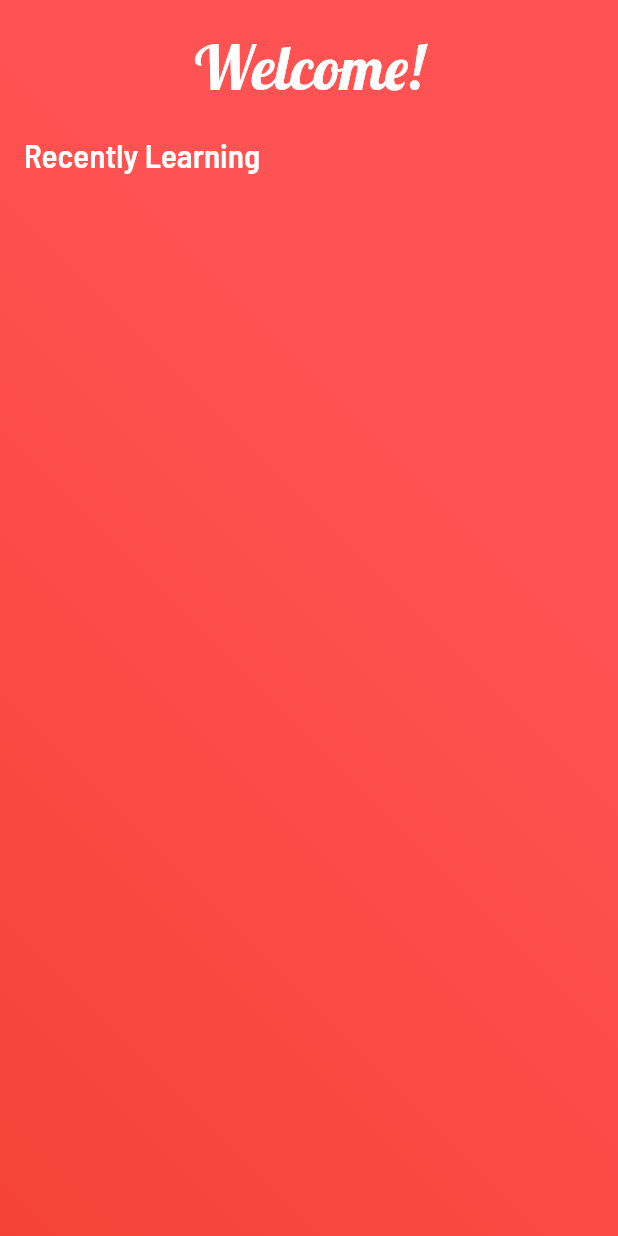
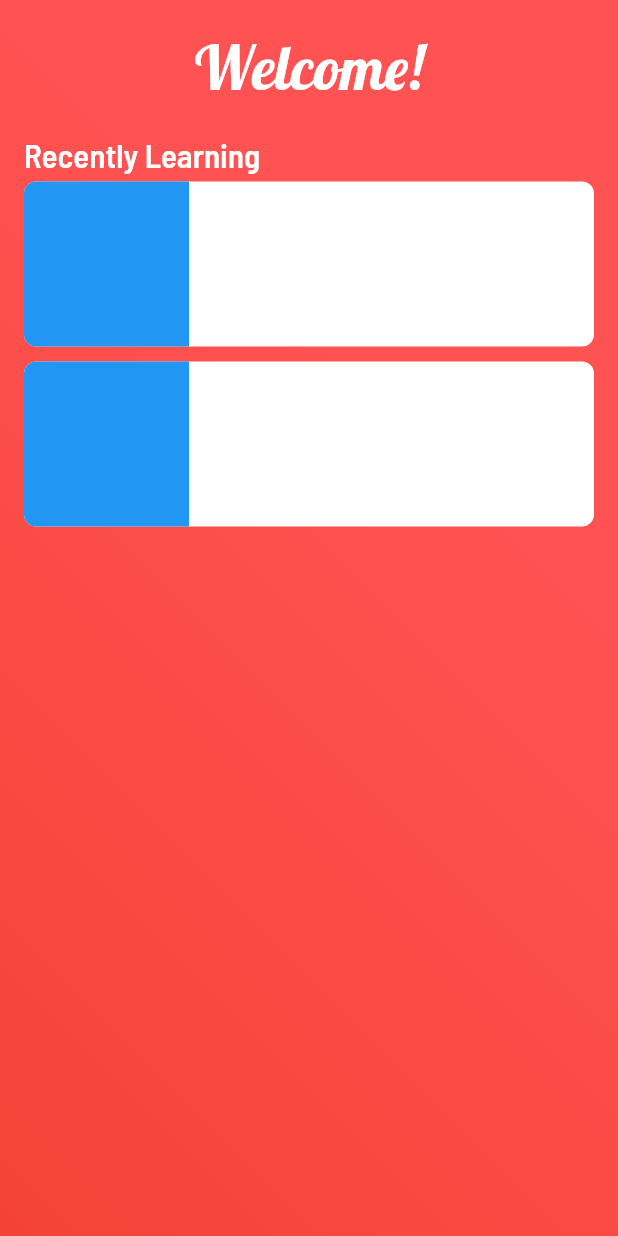
Before and after one commit to gabrielbertollo/rockit_app, a Flutter app: the screen it shows after launch, on a phone screen of 412 x 824 dp. Run offline on Flutter 3.47's test engine with Material 2 defaults, Android fonts, the phone set to English and light mode, and no system bars.

Commit message:
Implements song album to card layout

```diff
--- a/lib/screens/home/home.dart
+++ b/lib/screens/home/home.dart
@@ -1,5 +1,6 @@
 import 'package:flutter/cupertino.dart';
 import 'package:flutter/material.dart';
+import 'package:rockit_app/screens/home/widgets/home-card.dart';
 
 class MyHomePage extends StatefulWidget {
   MyHomePage({Key key, this.title}) : super(key: key);
@@ -41,7 +42,8 @@ class _MyHomePageState extends State<MyHomePage> {
                 'Recently Learning',
                 style: TextStyle(fontSize: 22, fontWeight: FontWeight.bold),
               ),
-              // _renderLearning()
+              _renderLearning()
+
             ],
           ),
         ),
@@ -49,7 +51,13 @@ class _MyHomePageState extends State<MyHomePage> {
     );
   }
 
-  _renderLearning() {
+  Column _renderLearning() {
+    List<Widget> cards = List<Widget>();
 
+    for (var i = 0; i < 2; i++) {
+      cards.add(HomeCard());
+    }
+
+    return Column(children: cards);
   }
 }
--- a/lib/screens/home/widgets/home-card.dart
+++ b/lib/screens/home/widgets/home-card.dart
@@ -0,0 +1,34 @@
+import 'package:flutter/cupertino.dart';
+import 'package:flutter/material.dart';
+
+class HomeCard extends StatelessWidget {
+  const HomeCard({Key key}) : super(key: key);
+
+  @override
+  Widget build(BuildContext context) {
+    return Padding(
+      padding: const EdgeInsets.symmetric(vertical: 5),
+      child: Container(
+        decoration: BoxDecoration(
+            color: Colors.white,
+            borderRadius: BorderRadius.all(Radius.circular(8))),
+        width: MediaQuery.of(context).size.width,
+        height: 110,
+        child: Row(
+          mainAxisAlignment: MainAxisAlignment.start,
+          children: <Widget>[
+            Container(
+              height: 110,
+              width: 110,
+              decoration: BoxDecoration(
+                  color: Colors.blue,
+                  borderRadius: BorderRadius.only(
+                      topLeft: Radius.circular(8),
+                      bottomLeft: Radius.circular(8))),
+            )
+          ],
+        ),
+      ),
+    );
+  }
+}
```
